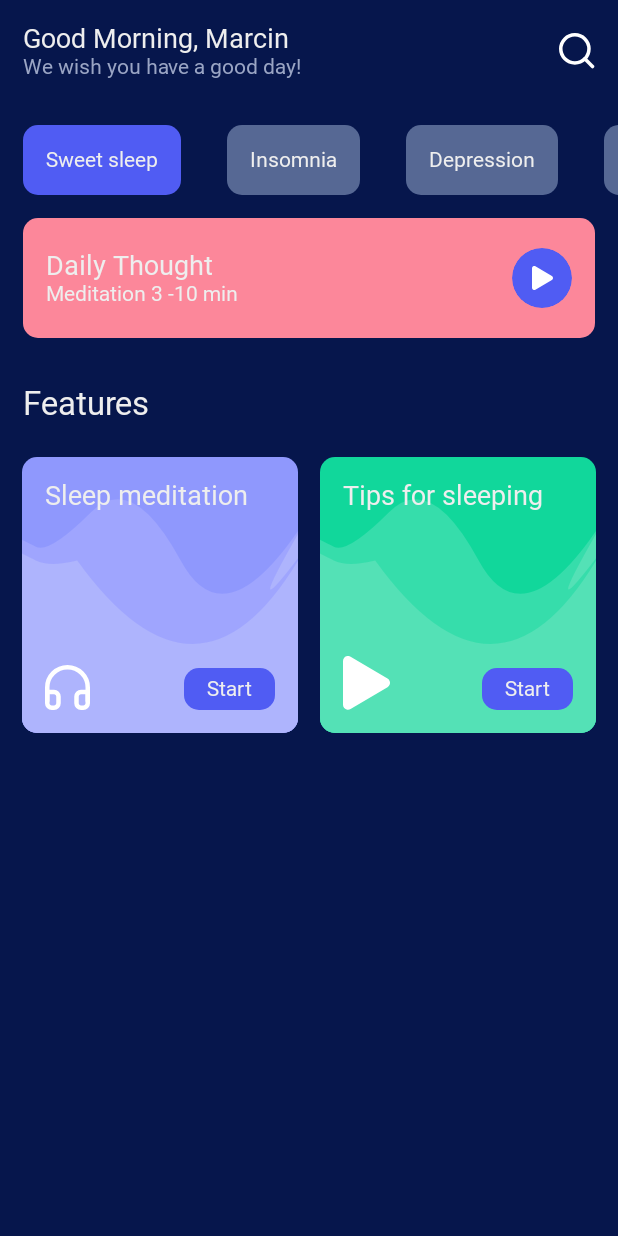
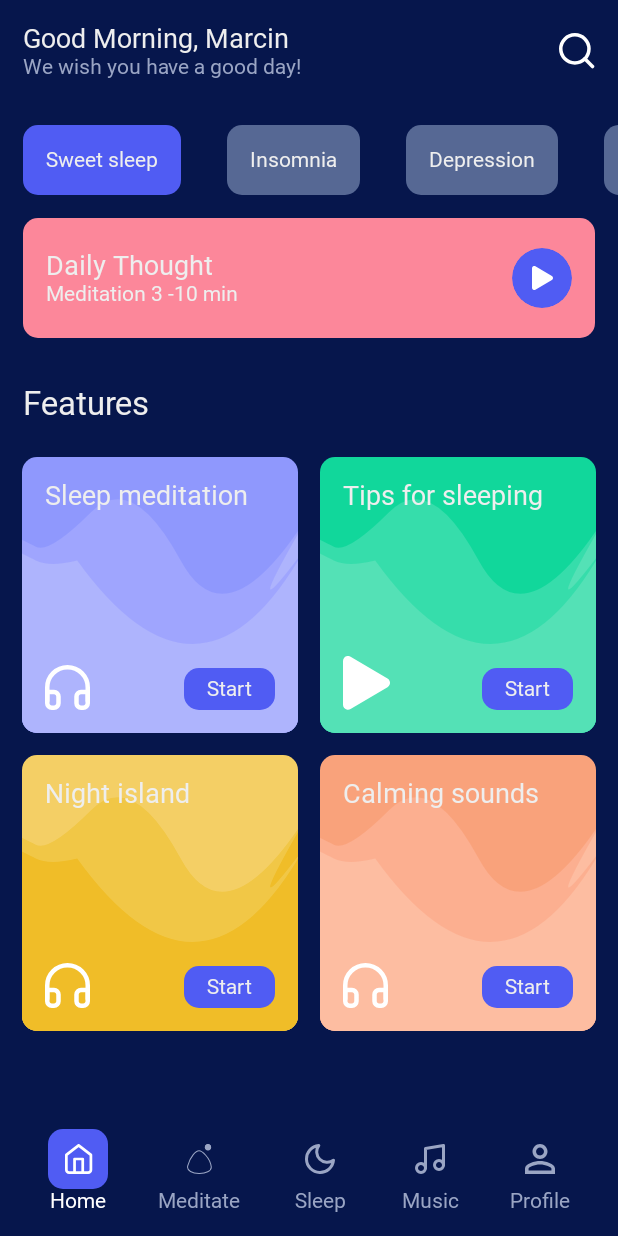
Before and after one commit to marcinosienienko/MeditationUIAppJetpackCompose, an Android app built with Jetpack Compose: the screen it shows after launch (MainActivity), on a phone screen of 412 x 824 dp. Run offline under Robolectric (Android 15) with nearby library versions, the phone set to English and light mode, and no system bars; Roboto replaces fonts that are not available here.

Commit message:
fix bottom  menu

```diff
--- /dev/null
+++ b/app/src/main/java/com/example/meditationui/BottomMenuContent.kt
@@ -0,0 +1,8 @@
+package com.example.meditationui
+
+import androidx.annotation.DrawableRes
+
+data class BottomMenuContent(
+    val title: String,
+    @DrawableRes val iconId: Int
+)
--- a/app/src/main/java/com/example/meditationui/HomeScreen.kt
+++ b/app/src/main/java/com/example/meditationui/HomeScreen.kt
@@ -20,15 +20,14 @@ import androidx.compose.foundation.lazy.grid.GridCells
 import androidx.compose.foundation.lazy.grid.LazyVerticalGrid
 import androidx.compose.foundation.shape.CircleShape
 import androidx.compose.foundation.shape.RoundedCornerShape
-import androidx.compose.material.icons.Icons
 import androidx.compose.material3.Icon
 import androidx.compose.material3.MaterialTheme
 import androidx.compose.material3.Text
 import androidx.compose.runtime.Composable
+import androidx.compose.runtime.getValue
 import androidx.compose.runtime.mutableStateOf
 import androidx.compose.runtime.remember
 import androidx.compose.runtime.setValue
-import androidx.compose.runtime.getValue
 import androidx.compose.ui.Alignment
 import androidx.compose.ui.Modifier
 import androidx.compose.ui.draw.clip
@@ -39,6 +38,10 @@ import androidx.compose.ui.res.painterResource
 import androidx.compose.ui.text.font.FontWeight
 import androidx.compose.ui.unit.dp
 import androidx.compose.ui.unit.sp
+import com.example.meditationui.ui.theme.AquaBlue
+import com.example.meditationui.ui.theme.Beige1
+import com.example.meditationui.ui.theme.Beige2
+import com.example.meditationui.ui.theme.Beige3
 import com.example.meditationui.ui.theme.BlueViolet1
 import com.example.meditationui.ui.theme.BlueViolet2
 import com.example.meditationui.ui.theme.BlueViolet3
@@ -49,6 +52,9 @@ import com.example.meditationui.ui.theme.LightGreen1
 import com.example.meditationui.ui.theme.LightGreen2
 import com.example.meditationui.ui.theme.LightGreen3
 import com.example.meditationui.ui.theme.LightRed
+import com.example.meditationui.ui.theme.OrangeYellow1
+import com.example.meditationui.ui.theme.OrangeYellow2
+import com.example.meditationui.ui.theme.OrangeYellow3
 import com.example.meditationui.ui.theme.TextWhite
 
 @Composable
@@ -58,7 +64,7 @@ fun HomeScreen() {
         .fillMaxSize()
 
     ) {
-            Column {
+        Column {
                 GreetingSection()
                 ChipSection(chips = listOf("Sweet sleep","Insomnia", "Depression", "Night", "Day"))
                 CurrentMeditation()
@@ -77,11 +83,109 @@ fun HomeScreen() {
                         LightGreen2,
                         LightGreen3
                     ),
-                ))
-            }
+                    Feature(
+                        title = "Night island",
+                        R.drawable.ic_headphone,
+                        OrangeYellow1,
+                        OrangeYellow2,
+                        OrangeYellow3
+                    ),
+                    Feature(
+                        title = "Calming sounds",
+                        R.drawable.ic_headphone,
+                        Beige1,
+                        Beige2,
+                        Beige3
+                    )
+                )
+                )
+
+        }
+        BottomMenu(items = listOf(
+            BottomMenuContent("Home", R.drawable.ic_home),
+            BottomMenuContent("Meditate", R.drawable.ic_bubble),
+            BottomMenuContent("Sleep", R.drawable.ic_moon),
+            BottomMenuContent("Music", R.drawable.ic_music),
+            BottomMenuContent("Profile", R.drawable.ic_profile)
+        ), modifier = Modifier
+            .align(Alignment.BottomCenter)
+
+        )
     }
 }
 
+@Composable
+fun BottomMenu(
+    items: List<BottomMenuContent>,
+    modifier: Modifier = Modifier,
+    activeHighlightColor: Color = ButtonBlue,
+    activeTextColor: Color = Color.White,
+    inactiveTextColor: Color = AquaBlue,
+    initialSelectedItemIndex: Int = 0
+) {
+    var selectedItemIndex by remember {
+        mutableStateOf(initialSelectedItemIndex)
+    }
+
+    Row (
+        horizontalArrangement = Arrangement.SpaceAround,
+        verticalAlignment = Alignment.CenterVertically,
+        modifier = modifier
+            .fillMaxWidth()
+            .background(DeepBlue)
+            .padding(15.dp)
+    ){
+        items.forEachIndexed { index, item ->
+                BottomMenuItem(
+                    item = item,
+                    isSelected = index == selectedItemIndex,
+                    activeHighlightColor = activeHighlightColor,
+                    activeTextColor = activeTextColor,
+                    inactiveTextColor = inactiveTextColor
+                ) {
+                    selectedItemIndex = index
+                }
+        }
+    }
+}
+
+@Composable
+fun BottomMenuItem(
+    item: BottomMenuContent,
+    isSelected: Boolean = false,
+    activeHighlightColor: Color = ButtonBlue,
+    activeTextColor: Color = Color.White,
+    inactiveTextColor: Color = AquaBlue,
+    onItemClick: () -> Unit
+) {
+    Column(
+        horizontalAlignment = Alignment.CenterHorizontally,
+        verticalArrangement = Arrangement.Center,
+        modifier = Modifier.clickable {
+            onItemClick()
+        }
+    ) {
+        Box(
+            contentAlignment = Alignment.Center,
+            modifier = Modifier
+                .clip(RoundedCornerShape(10.dp))
+                .background(if (isSelected) activeHighlightColor else Color.Transparent)
+                .padding(10.dp)
+            ) {
+                Icon(
+                    painter = painterResource(id = item.iconId),
+                    contentDescription = item.title,
+                    tint = if (isSelected) activeTextColor else inactiveTextColor,
+                    modifier = Modifier.size(20.dp)
+            )
+        }
+        Text(
+            text = item.title,
+            color = if(isSelected) activeTextColor else inactiveTextColor
+        )
+    }
+
+}
 @Composable
 fun GreetingSection(
     name: String = "Marcin"
```
